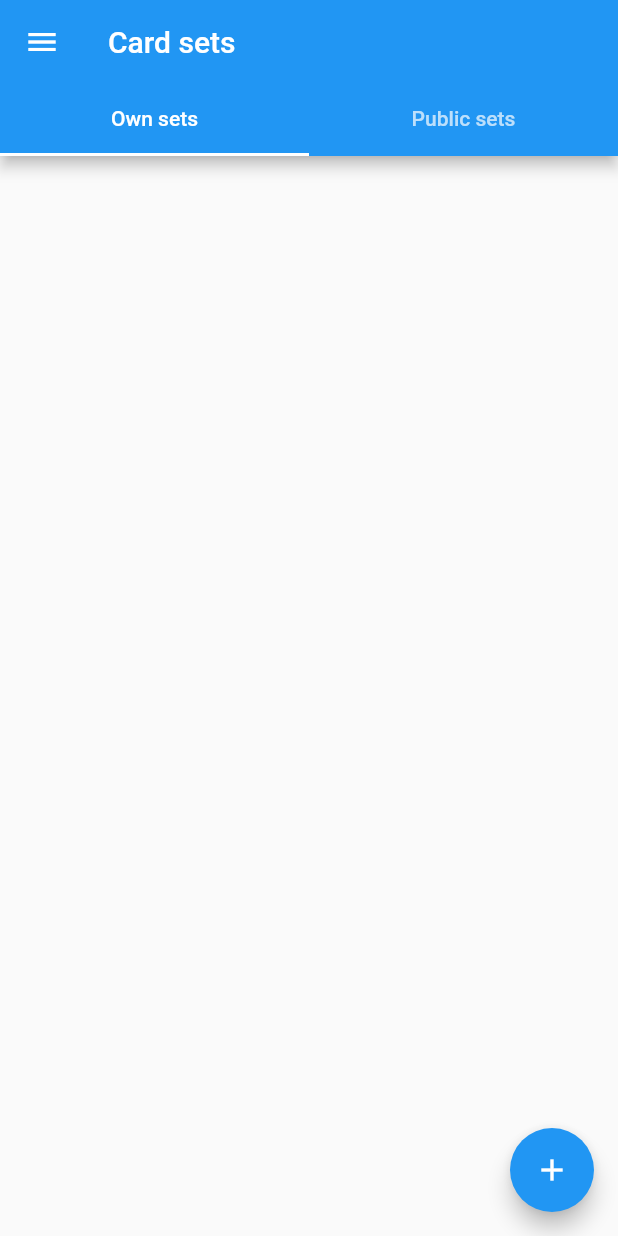
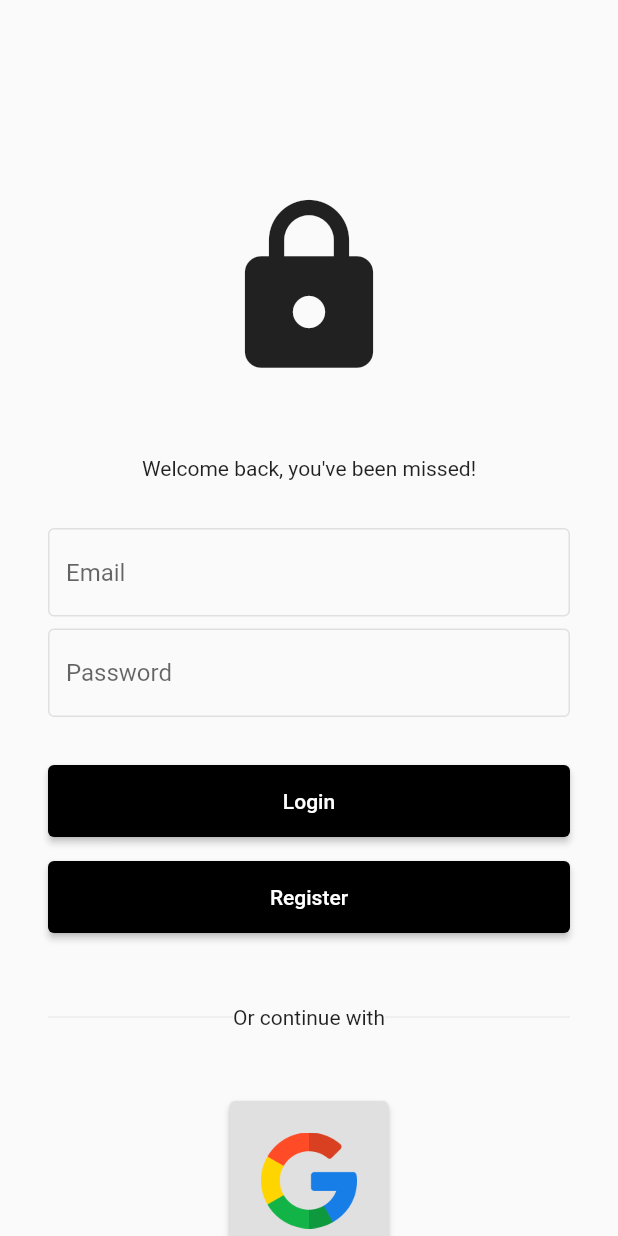
Before and after one commit to alesed/flash-cards-mobile, a Flutter app: the screen it shows after launch, on a phone screen of 412 x 824 dp. Run offline on Flutter 3.47's test engine with Material 2 defaults, Android fonts, the phone set to English and light mode, and no system bars; our stand-ins replace cloud_firestore, firebase_auth, firebase_core, get_it, rxdart, swipe_cards; accounts and stored records are empty.

Commit message:
WIP of auth page

```diff
--- a/lib/features/auth/models/authentication_credential.dart
+++ /dev/null
@@ -1,5 +0,0 @@
-class AuthenticationCredential {
-  String email;
-  String password;
-  AuthenticationCredential({required this.email, required this.password});
-}
--- /dev/null
+++ b/lib/features/auth/pages/auth_page.dart
@@ -0,0 +1,132 @@
+import 'package:flashcards/features/auth/services/auth_service.dart';
+import 'package:flashcards/locator.dart';
+import 'package:flashcards/widgets/form_input.dart';
+import 'package:flutter/material.dart';
+
+class AuthPage extends StatelessWidget {
+  const AuthPage({super.key});
+
+  @override
+  Widget build(BuildContext context) {
+    final authService = getIt<AuthenticationService>();
+    final emailController = TextEditingController();
+    final passwordController = TextEditingController();
+
+    return Scaffold(
+      body: SingleChildScrollView(
+        child: Padding(
+          padding: EdgeInsets.all(32),
+          child: Column(
+            mainAxisAlignment: MainAxisAlignment.center,
+            children: [
+              SizedBox(height: 96),
+              Icon(Icons.lock, size: 128),
+              SizedBox(height: 48),
+              Text(
+                "Welcome back, you've been missed!",
+              ),
+              SizedBox(height: 32),
+              _buildInputForm(emailController, passwordController),
+              SizedBox(height: 32),
+              _buildAuthButton('Login', () async {
+                await authService.login(
+                  emailController.text,
+                  passwordController.text,
+                );
+              }),
+              SizedBox(height: 16),
+              _buildAuthButton('Register', () async {
+                await authService.createAccount(
+                  emailController.text,
+                  passwordController.text,
+                );
+              }),
+              SizedBox(height: 48),
+              _buildDivider(),
+              SizedBox(height: 48),
+              _buildSocialSitesLogin(),
+            ],
+          ),
+        ),
+      ),
+    );
+  }
+}
+
+Form _buildInputForm(
+  TextEditingController emailController,
+  TextEditingController passwordController,
+) {
+  return Form(
+    child: Column(
+      children: [
+        FormInput(
+          controller: emailController,
+          hintText: 'Email',
+        ),
+        SizedBox(height: 8),
+        FormInput(
+          controller: passwordController,
+          hintText: 'Password',
+          obscureText: true,
+        )
+      ],
+    ),
+  );
+}
+
+SizedBox _buildAuthButton(String text, Function() onPressed) {
+  return SizedBox(
+    width: double.infinity,
+    child: ElevatedButton(
+      onPressed: onPressed,
+      style: ButtonStyle(
+        backgroundColor: MaterialStateProperty.all(Colors.black),
+        padding: MaterialStateProperty.all(
+          EdgeInsets.symmetric(vertical: 16),
+        ),
+      ),
+      child: Text(
+        text,
+        style: TextStyle(color: Colors.white),
+      ),
+    ),
+  );
+}
+
+Row _buildDivider() {
+  return Row(
+    children: [
+      Expanded(
+        child: Divider(
+          thickness: 0.5,
+        ),
+      ),
+      Text("Or continue with"),
+      Expanded(
+        child: Divider(
+          thickness: 0.5,
+        ),
+      ),
+    ],
+  );
+}
+
+Row _buildSocialSitesLogin() {
+  return Row(
+    mainAxisAlignment: MainAxisAlignment.spaceEvenly,
+    children: [
+      SizedBox(
+        width: 106,
+        height: 106,
+        child: ElevatedButton(
+          onPressed: () {},
+          style: ButtonStyle(
+            backgroundColor: MaterialStateProperty.all(Colors.grey.shade300),
+          ),
+          child: Image.asset('assets/images/google.png', width: 64),
+        ),
+      ),
+    ],
+  );
+}
--- /dev/null
+++ b/lib/features/auth/services/auth_service.dart
@@ -0,0 +1,51 @@
+import 'package:firebase_auth/firebase_auth.dart';
+
+class AuthenticationService {
+  final FirebaseAuth _firebaseAuth;
+  final Stream<User?> _authStateChanges =
+      FirebaseAuth.instance.authStateChanges();
+
+  AuthenticationService() : _firebaseAuth = FirebaseAuth.instance;
+
+  Stream<User?> get currentUser => _authStateChanges;
+
+  Future<void> login(
+    String email,
+    String password,
+  ) async {
+    try {
+      await _firebaseAuth.signInWithEmailAndPassword(
+        email: email,
+        password: password,
+      );
+    } on FirebaseAuthException catch (e) {
+      if (e.code == 'user-not-found') {
+        print('No user found for that email.');
+      } else if (e.code == 'wrong-password') {
+        print('Wrong password provided for that user.');
+      }
+    }
+  }
+
+  Future<void> logout() async {
+    await _firebaseAuth.signOut();
+  }
+
+  Future<void> createAccount(
+    String email,
+    String password,
+  ) async {
+    try {
+      await _firebaseAuth.createUserWithEmailAndPassword(
+        email: email,
+        password: password,
+      );
+    } on FirebaseAuthException catch (e) {
+      if (e.code == 'weak-password') {
+        print('The password provided is too weak.');
+      } else if (e.code == 'email-already-in-use') {
+        print('The account already exists for that email.');
+      }
+    }
+  }
+}
--- a/lib/locator.dart
+++ b/lib/locator.dart
@@ -1,4 +1,4 @@
-import 'package:flashcards/features/auth/services/authentication_service.dart';
+import 'package:flashcards/features/auth/services/auth_service.dart';
 import 'package:flashcards/features/db/services/db_service.dart';
 import 'package:flashcards/features/game/services/game_service.dart';
 import 'package:flashcards/features/sets/services/set_upsert_service.dart';
--- a/lib/main.dart
+++ b/lib/main.dart
@@ -1,8 +1,10 @@
+import 'package:firebase_auth/firebase_auth.dart';
 import 'package:firebase_core/firebase_core.dart';
-import 'package:flashcards/features/game/pages/game_page.dart';
+import 'package:flashcards/features/auth/pages/auth_page.dart';
+import 'package:flashcards/features/auth/services/auth_service.dart';
+import 'package:flashcards/features/sets/pages/sets_page.dart';
 import 'package:flashcards/firebase_options.dart';
 import 'package:flashcards/locator.dart';
-import 'package:flashcards/features/sets/pages/sets_page.dart';
 import 'package:flutter/material.dart';
 
 void main() async {
@@ -17,9 +19,24 @@ class MainApp extends StatelessWidget {
 
   @override
   Widget build(BuildContext context) {
-    return const MaterialApp(
+    final authService = getIt<AuthenticationService>();
+
+    return MaterialApp(
+      theme: ThemeData(
+        primarySwatch: Colors.grey,
+      ),
       home: Scaffold(
-        body: SetsPage(), //RegisterPage(),
+        body: StreamBuilder<User?>(
+            stream: authService.currentUser,
+            builder: (context, snapshot) {
+              final user = snapshot.data;
+
+              if (user == null) {
+                return AuthPage();
+              }
+
+              return SetsPage();
+            }),
       ),
     );
   }
--- a/lib/widgets/form_input.dart
+++ b/lib/widgets/form_input.dart
@@ -19,8 +19,24 @@ class FormInput extends StatelessWidget {
     return TextFormField(
       controller: controller,
       validator: validator,
-      decoration: InputDecoration(hintText: hintText),
+      decoration: _getDecoration(hintText),
       obscureText: obscureText,
     );
   }
 }
+
+InputDecoration _getDecoration(String? hintText) {
+  return InputDecoration(
+    hintText: hintText,
+    enabledBorder: OutlineInputBorder(
+      borderSide: BorderSide(
+        color: Colors.grey.shade300,
+      ),
+    ),
+    focusedBorder: OutlineInputBorder(
+      borderSide: BorderSide(
+        color: Colors.grey.shade500,
+      ),
+    ),
+  );
+}
```
Also changed, not shown: lib/features/auth/pages/login_page.dart (deleted, +0 -33 lines), lib/features/auth/pages/register_page.dart (deleted, +0 -99 lines), lib/features/auth/services/authentication_service.dart (deleted, +0 -9 lines), lib/widgets/custom_navigation_drawer.dart (+8 -6 lines), pubspec.yaml (+5 -2 lines), assets/images/google.png (added), pubspec.lock, 1 other file.
